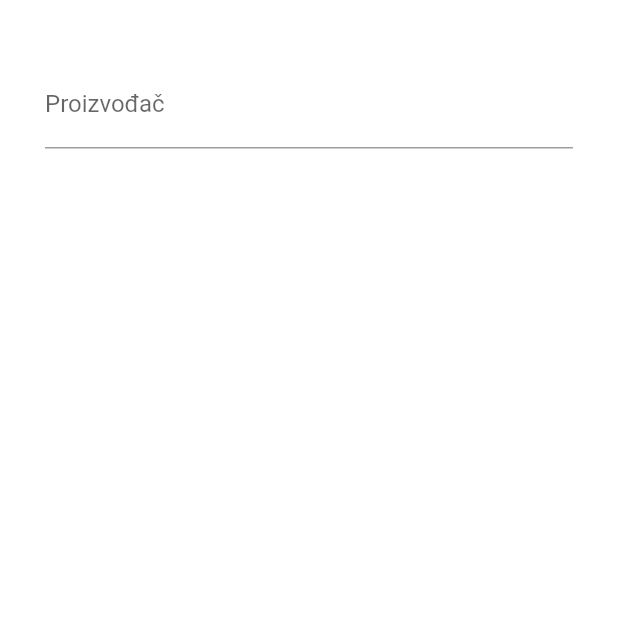
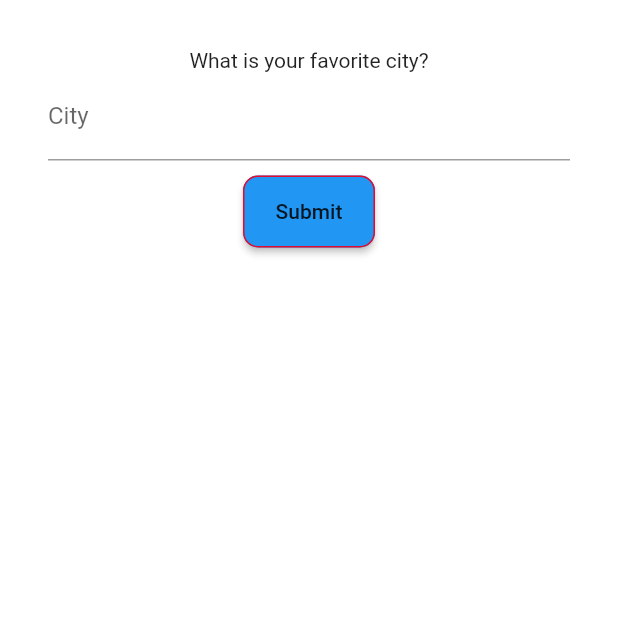
Before and after one commit to iva1j/Oglasnik, a Flutter app: the Proizvodjac screen opened directly, on a phone screen of 412 x 824 dp, the top half of it. Run offline on Flutter 3.47's test engine with Material 2 defaults, Android fonts, the phone set to English and light mode, and no system bars; our stand-ins replace cloud_firestore, firebase_auth, flutter_dotenv, flutter_spinkit, flutter_typeahead, random_string; missing offline and left inert: fab_circular_menu, mailgun; accounts and stored records are empty.

Commit message:
Suggestion Box finished

```diff
--- a/lib/main.dart
+++ b/lib/main.dart
@@ -1,6 +1,7 @@
 import 'package:Oglasnik/utils/lifecycle_manager.dart';
 import 'package:Oglasnik/utils/colorThemes.dart';
 import 'package:Oglasnik/view/AnonymousHome/pages/anonymousHome.dart';
+import 'package:Oglasnik/view/PostScreens/Pages/categoryList.dart';
 import 'package:Oglasnik/view/PostScreens/Pages/categoryListCopy.dart';
 import 'package:Oglasnik/view/RegisterHome/pages/registeredHome.dart';
 import 'package:Oglasnik/view/RegistrationPageAuth/pages/register.dart';
@@ -36,7 +37,7 @@ class MyApp extends StatelessWidget {
           title: 'Flutter Demo',
           theme: buildThemeData(),
           // ignore: missing_required_param
-          home: AnonymouseHome(),
+          home: Proizvodjac(),
           routes: {
             "/back": (_) => AnonymouseHome(),
             "/homeregister": (_) => RegisteredHome(),
--- /dev/null
+++ b/lib/utils/suggestionFunction.dart
@@ -0,0 +1,28 @@
+class CitiesService {
+  static final List<String> cities = [
+    'Beirut',
+    'Damascus',
+    'San Fransisco',
+    'Rome',
+    'Los Angeles',
+    'Madrid',
+    'Bali',
+    'Barcelona',
+    'Paris',
+    'Bucharest',
+    'New York City',
+    'Philadelphia',
+    'Sydney',
+  ];
+
+  static List<String> getSuggestions(String query) {
+    List<String> matches = List();
+    matches.addAll(cities);
+
+    matches.retainWhere((s) => s.toLowerCase().contains(query.toLowerCase()));
+    if (query.length >= 3)
+      return matches;
+    else
+      return null;
+  }
+}
--- a/lib/view/PostScreens/Pages/categoryList.dart
+++ b/lib/view/PostScreens/Pages/categoryList.dart
@@ -1,8 +1,10 @@
 import 'package:Oglasnik/utils/sizeconfig.dart';
 import 'package:Oglasnik/utils/specialElements.dart';
+import 'package:Oglasnik/utils/suggestionFunction.dart';
 import 'package:Oglasnik/view/PostScreens/Pages/city.dart';
 import 'package:Oglasnik/view/PostScreens/Widgets/mainTitle.dart';
 import 'package:flutter/material.dart';
+import 'package:flutter_typeahead/flutter_typeahead.dart';
 
 class Category extends StatefulWidget {
   @override
@@ -14,7 +16,7 @@ class _CategoryState extends State<Category> {
 
   @override
   Widget build(BuildContext context) {
-    final bottom= MediaQuery.of(context).viewInsets.bottom;
+    final bottom = MediaQuery.of(context).viewInsets.bottom;
     return Scaffold(
       resizeToAvoidBottomPadding: false,
       appBar: AppBar(
@@ -23,7 +25,7 @@ class _CategoryState extends State<Category> {
         leading: newInputBackButtonIphone(context),
       ),
       body: SingleChildScrollView(
-        reverse:true,
+        reverse: true,
         child: Padding(
           padding: EdgeInsets.only(bottom: bottom),
           child: Column(
@@ -123,44 +125,79 @@ List<String> suggestionsList = [
   "Zest"
 ];
 
-
-class Proizvodjac extends StatelessWidget {
+class Proizvodjac extends StatefulWidget {
   const Proizvodjac({
     Key key,
   }) : super(key: key);
 
   @override
+  _ProizvodjacState createState() => _ProizvodjacState();
+}
+
+class _ProizvodjacState extends State<Proizvodjac> {
+  final GlobalKey<FormState> _formKey = GlobalKey<FormState>();
+  final TextEditingController _typeAheadController = TextEditingController();
+  String _selectedCity;
+
+  @override
   Widget build(BuildContext context) {
-    return Column(
+    return Scaffold(
+      body: Form(
+        key: this._formKey,
+        child: Padding(
+          padding: EdgeInsets.all(32.0),
+          child: Column(
             children: <Widget>[
-        Container(
-          margin: EdgeInsets.only(bottom: 40.0),
+              Text('What is your favorite city?'),
+              TypeAheadFormField(
+                textFieldConfiguration: TextFieldConfiguration(
+                  decoration: InputDecoration(labelText: 'City'),
+                  controller: this._typeAheadController,
                 ),
-        Container(
-          margin: EdgeInsets.symmetric(horizontal: 30.0),
-          child: TextFormField(
-            maxLines: null,
-            keyboardType: TextInputType.multiline,
-            decoration: const InputDecoration(
-
-                labelText: 'Proizvođač',
-                labelStyle: TextStyle(
-                    //color: myFocusNode.hasFocus ? Colors.grey : Colors.black
-                    )),
+                suggestionsCallback: (pattern) {
+                  return CitiesService.getSuggestions(pattern);
+                },
+                itemBuilder: (context, suggestion) {
+                  return ListTile(title: Text(suggestion));
+                },
+                onSuggestionSelected: (suggestion) {
+                  this._typeAheadController.text = suggestion;
+                },
+              ),
+              SizedBox(
+                height: 10.0,
+              ),
+              RaisedButton(
+                child: Text('Submit'),
+                onPressed: () {
+                  if (this._formKey.currentState.validate()) {
+                    this._formKey.currentState.save();
+                    Scaffold.of(context).showSnackBar(SnackBar(
+                        content: Text(
+                            'Your Favorite City is ${this._selectedCity}')));
+                  }
+                },
+              )
+            ],
           ),
         ),
+      ),
+    );
 
-        // Container(
-        //     margin: EdgeInsets.only(top: 100.0),
-        //     child: button('Dalje', () async {
-        //       Navigator.pushReplacement(
-        //           context,
-        //           PageRouteBuilder(
-        //               pageBuilder: (context, animation1, animation2) =>
-        //                   City()));
-        //     })),
-
-      ],
-    );
+    // Column(
+    //   children: <Widget>[
+    //     Container(
+    //       margin: EdgeInsets.only(bottom: 40.0),
+    //     ),
+    //     Container(
+    //       margin: EdgeInsets.symmetric(horizontal: 30.0),
+    //       child: TextFormField(
+    //         maxLines: null,
+    //         keyboardType: TextInputType.multiline,
+    //         decoration: const InputDecoration(
+    //             labelText: 'Proizvođač', labelStyle: TextStyle()),
+    //       ),
+    //     ),      ],
+    // );
   }
 }
--- a/pubspec.yaml
+++ b/pubspec.yaml
@@ -34,8 +34,8 @@ dependencies:
   mailgun: ^0.1.0
   flutter_dotenv: ^2.1.0
   flutter_spinkit: ^4.1.2+1
-  autocomplete_textfield: ^1.7.3
-
+  flutter_typeahead: ^1.8.5
+  flutter_keyboard_visibility: ^3.2.1
 
 
   provider: ^4.3.0
```
Also changed, not shown: pubspec.lock. Lines whose indentation alone changed are shown as unchanged.
